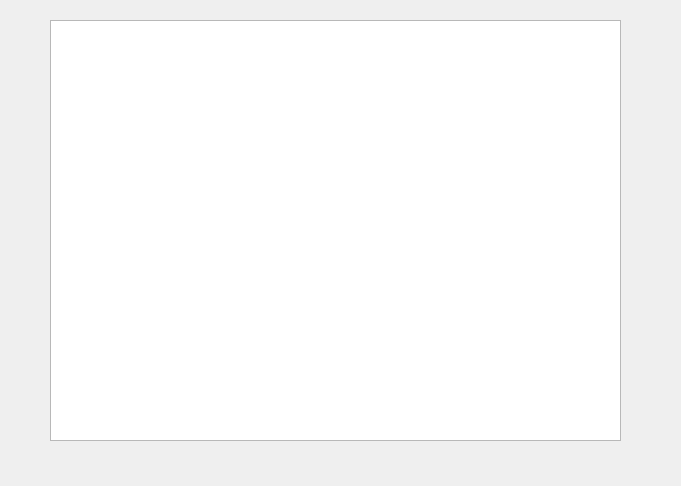
Qt form ctripui/roomui.ui (imagecser/hotelManage) before a commit.
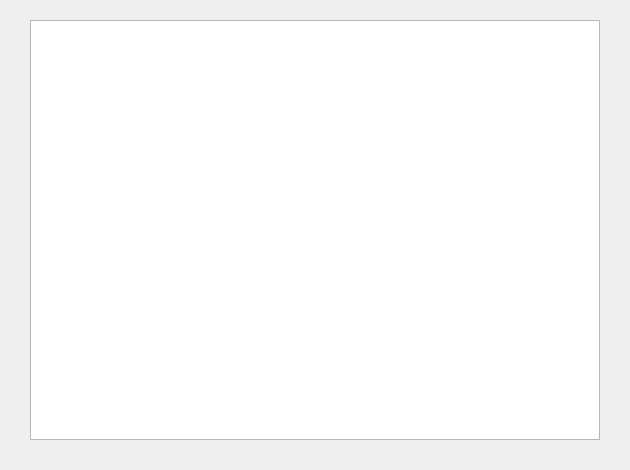
The same form after that commit.

What changed in the file:
```diff
--- a/ctripui/roomui.ui
+++ b/ctripui/roomui.ui
@@ -6,8 +6,8 @@
    <rect>
     <x>0</x>
     <y>0</y>
-    <width>681</width>
-    <height>486</height>
+    <width>630</width>
+    <height>470</height>
    </rect>
   </property>
   <property name="windowTitle">
@@ -16,10 +16,10 @@
   <widget class="QTableWidget" name="tableWidget">
    <property name="geometry">
     <rect>
-     <x>50</x>
+     <x>30</x>
      <y>20</y>
-     <width>571</width>
-     <height>421</height>
+     <width>570</width>
+     <height>420</height>
     </rect>
    </property>
   </widget>
```
